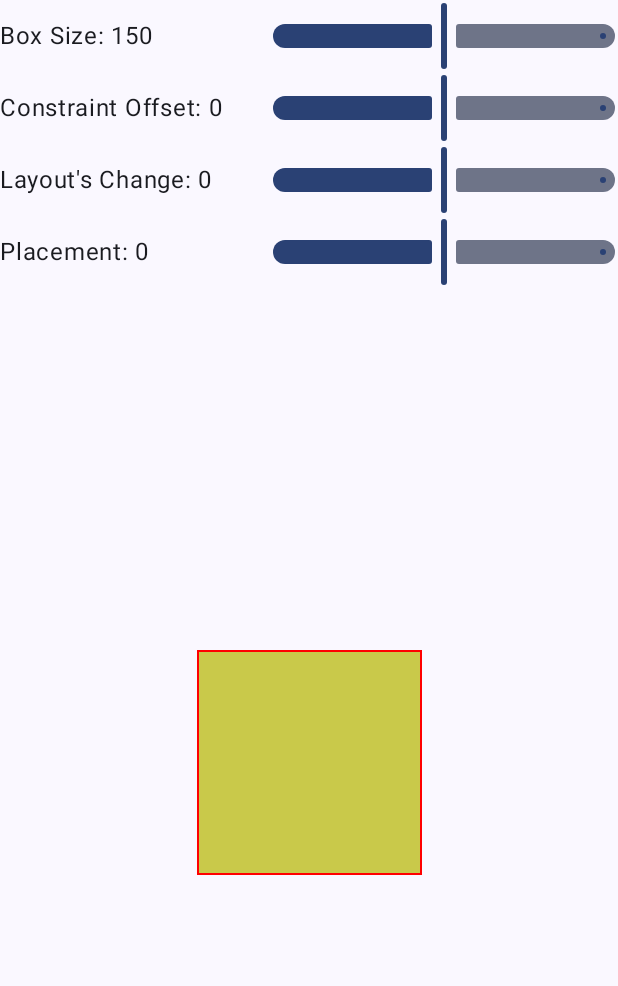
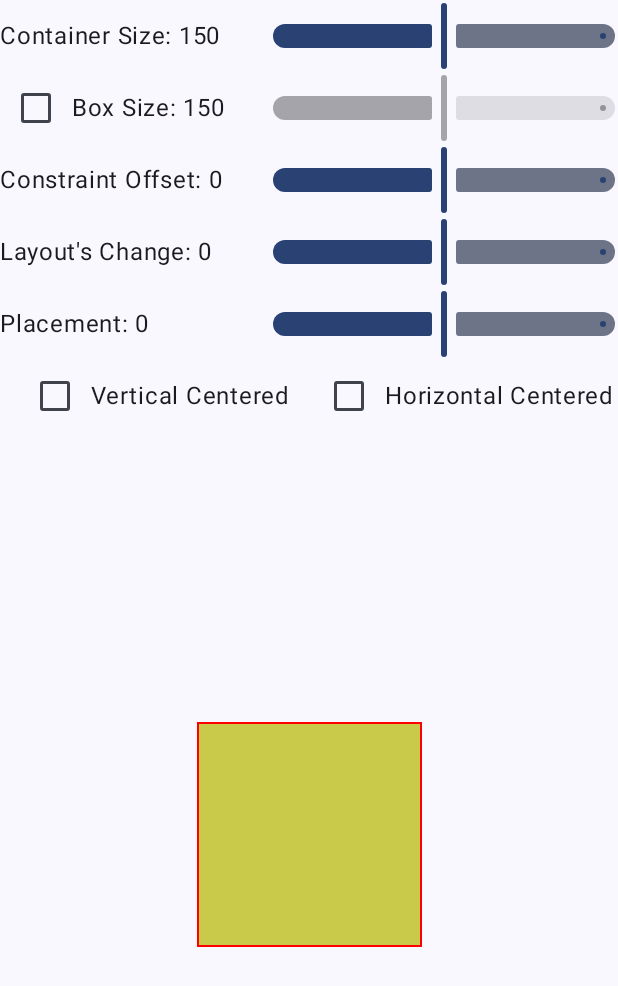
Before and after one commit to elye/demo_android_jetpack_compose_custom_layout, an Android app built with Jetpack Compose: the BoxAsDividerNegativePaddingBehaviorActivity screen opened directly, with no data from a screen before it, on a phone screen of 412 x 824 dp. Shown: the top 986 px of the screen. Run offline under Robolectric (Android 15) with nearby library versions, the phone set to English and light mode, and no system bars.

Commit message:
Add box size setting

```diff
--- a/app/src/main/java/com/example/customlayout/BoxAsDividerNegativePaddingBehaviorActivity.kt
+++ b/app/src/main/java/com/example/customlayout/BoxAsDividerNegativePaddingBehaviorActivity.kt
@@ -11,10 +11,9 @@ import androidx.compose.foundation.layout.BoxScope
 import androidx.compose.foundation.layout.Column
 import androidx.compose.foundation.layout.Row
 import androidx.compose.foundation.layout.fillMaxSize
-import androidx.compose.foundation.layout.height
 import androidx.compose.foundation.layout.size
 import androidx.compose.foundation.layout.width
-import androidx.compose.material3.Divider
+import androidx.compose.material3.Checkbox
 import androidx.compose.material3.ExperimentalMaterial3Api
 import androidx.compose.material3.MaterialTheme
 import androidx.compose.material3.Slider
@@ -57,13 +56,32 @@ class BoxAsDividerNegativePaddingBehaviorActivity :ComponentActivity() {
             horizontalAlignment = Alignment.CenterHorizontally,
         ) {
             val textWidth = 180.dp
+            var containerSize by remember { mutableStateOf(150) }
+            Row(verticalAlignment = Alignment.CenterVertically) {
+                Text(text = "Container Size: $containerSize", modifier = Modifier.width(textWidth))
+                Slider(
+                    value = containerSize.toFloat(),
+                    onValueChange = { containerSize = it.toInt() },
+                    valueRange = 0f..300f
+                )
+            }
             var boxSize by remember { mutableStateOf(150) }
+            var useBoxSize by remember { mutableStateOf(false) }
             Row(verticalAlignment = Alignment.CenterVertically) {
-                Text(text = "Box Size: $boxSize", modifier = Modifier.width(textWidth))
+                Row(modifier = Modifier.width(textWidth),
+                    verticalAlignment = Alignment.CenterVertically
+                ) {
+                    Checkbox(
+                        checked = useBoxSize,
+                        onCheckedChange = { useBoxSize = it }
+                    )
+                    Text(text = "Box Size: $boxSize")
+                }
                 Slider(
                     value = boxSize.toFloat(),
                     onValueChange = { boxSize = it.toInt() },
-                    valueRange = 0f..300f
+                    valueRange = 0f..300f,
+                    enabled = useBoxSize
                 )
             }
             var constraintOffSet by remember { mutableStateOf(0) }
@@ -100,20 +118,52 @@ class BoxAsDividerNegativePaddingBehaviorActivity :ComponentActivity() {
                     valueRange = -200f..200f
                 )
             }
+            var verticalCentered by remember { mutableStateOf(false) }
+            var horizontalCentered by remember { mutableStateOf(false) }
+            Row {
+                Row(modifier = Modifier.weight(1f),
+                    horizontalArrangement = Arrangement.Center,
+                    verticalAlignment = Alignment.CenterVertically
+                ) {
+                    Checkbox(
+                        checked = verticalCentered,
+                        onCheckedChange = { verticalCentered = it }
+                    )
+                    Text("Vertical Centered")
+                }
+                Row(modifier = Modifier.weight(1f),
+                    horizontalArrangement = Arrangement.Center,
+                    verticalAlignment = Alignment.CenterVertically
+                ) {
+                    Checkbox(
+                        checked = horizontalCentered,
+                        onCheckedChange = { horizontalCentered = it }
+                    )
+                    Text("Horizontal Centered")
+                }
+            }
             Column(
                 horizontalAlignment = Alignment.CenterHorizontally,
                 verticalArrangement = Arrangement.Center,
                 modifier = Modifier.fillMaxSize()
             ) {
+                val horizontalAlignment = if (verticalCentered)
+                    Alignment.CenterHorizontally else Alignment.Start
+                val verticalArrangement = if (horizontalCentered)
+                    Arrangement.Center else Arrangement.Top
                 Column(
+                    horizontalAlignment = horizontalAlignment,
+                    verticalArrangement = verticalArrangement,
                     modifier = Modifier
-                        .size(boxSize.dp)
+                        .size(containerSize.dp)
                         .background(Color.Yellow)
                 ) {
                     BoxLayout(
                         constraintOffSet.dp,
                         layoutSizeChange.dp,
-                        placement.dp
+                        placement.dp,
+                        boxSize.dp,
+                        useBoxSize
                     ) {
                         Box(modifier = Modifier.fillMaxSize())
                     }
@@ -127,9 +177,14 @@ class BoxAsDividerNegativePaddingBehaviorActivity :ComponentActivity() {
         constraintOffSet: Dp,
         layoutSizeChange: Dp,
         placement: Dp,
+        boxSize: Dp,
+        useBoxSize: Boolean,
         content: @Composable BoxScope.() -> Unit = {}
     ) {
         Box(modifier = Modifier
+            .conditional(useBoxSize) {
+                size(boxSize)
+            }
             .background(GrayAlpha)
             .layout { measurable, constraints ->
                 // Measure
```
